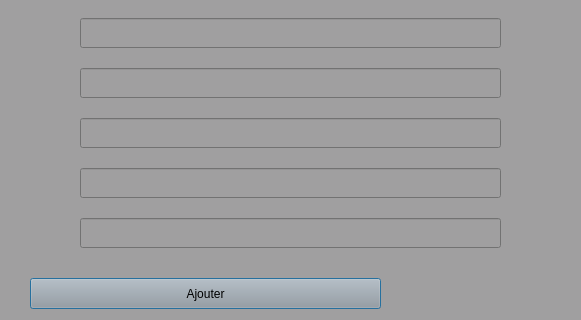
ahmedhamila/Grade-Management, file UI/AddStudent.ui: the form before one commit; both pictures show x 350 to 931 and y 462 to 782 of the 1104 by 782 pixel window.
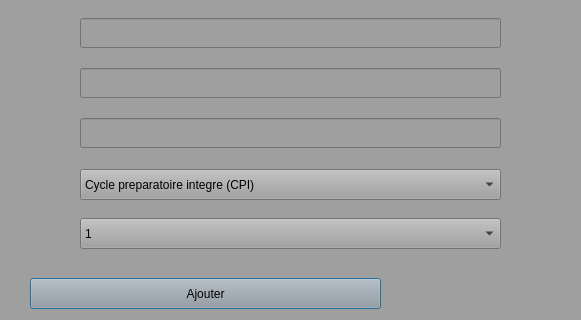
The form after the commit.

Patch:
```diff
--- a/UI/AddStudent.ui
+++ b/UI/AddStudent.ui
@@ -243,26 +243,6 @@
     <string>Niveau d'étude</string>
    </property>
   </widget>
-  <widget class="QLineEdit" name="lineEditSection">
-   <property name="geometry">
-    <rect>
-     <x>430</x>
-     <y>630</y>
-     <width>421</width>
-     <height>30</height>
-    </rect>
-   </property>
-  </widget>
-  <widget class="QLineEdit" name="lineEditNiveauEtude">
-   <property name="geometry">
-    <rect>
-     <x>430</x>
-     <y>680</y>
-     <width>421</width>
-     <height>30</height>
-    </rect>
-   </property>
-  </widget>
   <widget class="QLineEdit" name="lineEditTelephone">
    <property name="geometry">
     <rect>
@@ -318,6 +298,61 @@
     <string>Ajouter un étudiant</string>
    </property>
   </widget>
+  <widget class="QComboBox" name="comboBox">
+   <property name="geometry">
+    <rect>
+     <x>430</x>
+     <y>631</y>
+     <width>421</width>
+     <height>31</height>
+    </rect>
+   </property>
+   <item>
+    <property name="text">
+     <string>Cycle preparatoire integre (CPI)</string>
+    </property>
+   </item>
+   <item>
+    <property name="text">
+     <string>Diplome national d'ingenieur(ING)</string>
+    </property>
+   </item>
+   <item>
+    <property name="text">
+     <string>Licence en sciences de l’informatique(L-I)</string>
+    </property>
+   </item>
+   <item>
+    <property name="text">
+     <string>Licence en mathematiques appliquee (L-M)</string>
+    </property>
+   </item>
+  </widget>
+  <widget class="QComboBox" name="comboBox_2">
+   <property name="geometry">
+    <rect>
+     <x>430</x>
+     <y>680</y>
+     <width>421</width>
+     <height>31</height>
+    </rect>
+   </property>
+   <item>
+    <property name="text">
+     <string>1</string>
+    </property>
+   </item>
+   <item>
+    <property name="text">
+     <string>2</string>
+    </property>
+   </item>
+   <item>
+    <property name="text">
+     <string>3</string>
+    </property>
+   </item>
+  </widget>
  </widget>
  <resources/>
  <connections/>
```
